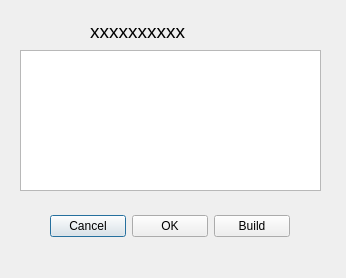
kbrack1/adbFire, file uuiddialog.ui: the form before one commit.
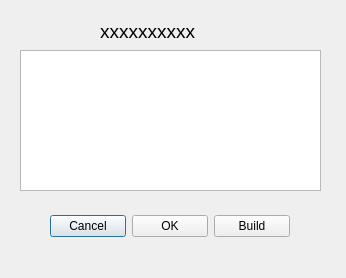
The form after the commit.

Diff of the .ui file:
```diff
--- a/uuiddialog.ui
+++ b/uuiddialog.ui
@@ -32,7 +32,7 @@
   <widget class="QLabel" name="title">
    <property name="geometry">
     <rect>
-     <x>90</x>
+     <x>100</x>
      <y>20</y>
      <width>201</width>
      <height>22</height>
@@ -49,7 +49,7 @@
     <string>&lt;html&gt;&lt;head/&gt;&lt;body&gt;&lt;p&gt;xxxxxxxxxx&lt;/p&gt;&lt;/body&gt;&lt;/html&gt;</string>
    </property>
   </widget>
-  <widget class="QWidget" name="">
+  <widget class="QWidget" name="layoutWidget">
    <property name="geometry">
     <rect>
      <x>50</x>
```
